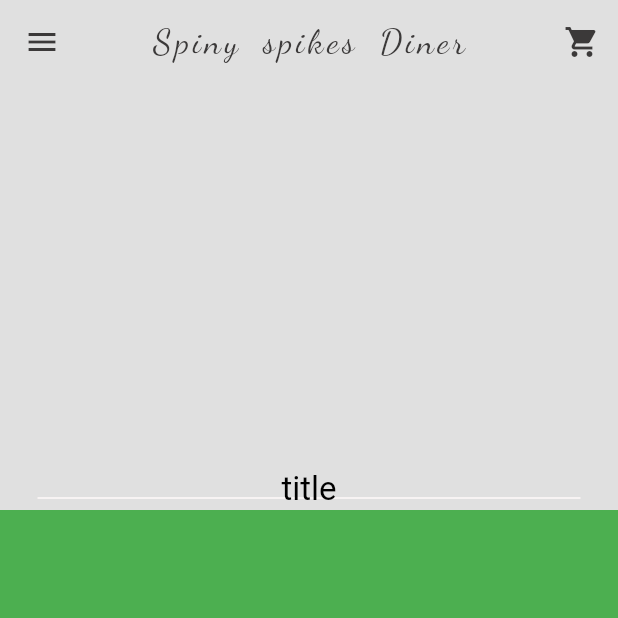
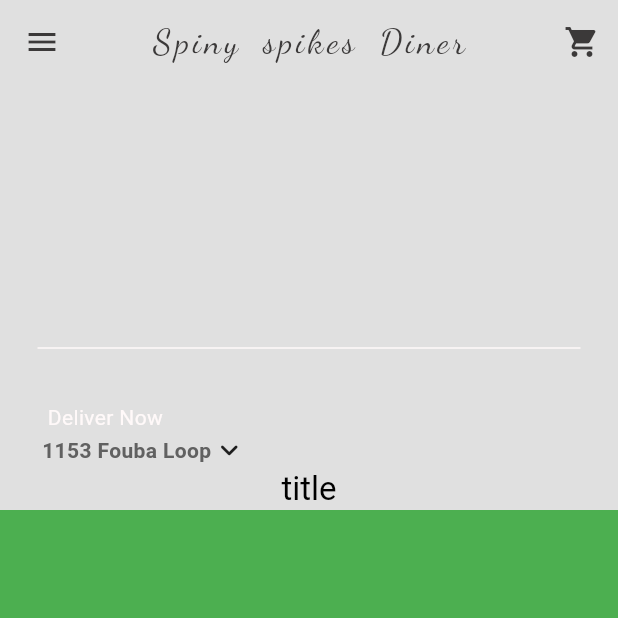
Before and after one commit to ManU4kym/sizzle-and-sauce, a Flutter app: the HomePage screen opened directly, on a phone screen of 412 x 824 dp, the top half of it. Run offline on Flutter 3.47's test engine with Material 3 defaults, Android fonts, the phone set to English and light mode, and no system bars; our stand-ins replace boxicons, google_fonts; Roboto replaces fonts that are missing (Afacad).

Commit message:
create location with input dialog  - Added a dialog in location class to prompt user for their address  - included a text field for user to input their address

```diff
--- /dev/null
+++ b/lib/components/current_location.dart
@@ -0,0 +1,49 @@
+import 'package:flutter/material.dart';
+import 'package:google_fonts/google_fonts.dart';
+
+class LocationCurrent extends StatelessWidget {
+  const LocationCurrent({super.key});
+
+  void locationSearchBox(BuildContext context) {
+    showDialog(
+        context: context,
+        builder: (context) => AlertDialog(
+              title: Text("Your Location"),
+              content: TextField(
+                decoration: const InputDecoration(hintText: "Search address"),
+              ),
+            ));
+  }
+
+  @override
+  Widget build(BuildContext context) {
+    return Padding(
+      padding: const EdgeInsets.all(28.0),
+      child: Column(
+        crossAxisAlignment: CrossAxisAlignment.start,
+        children: [
+          Text(
+            " Deliver Now ",
+            style: GoogleFonts.afacad(
+                color: Theme.of(context).colorScheme.secondary),
+          ),
+          GestureDetector(
+            onTap: () => locationSearchBox(context),
+            child: Row(
+              children: [
+                Text(
+                  "1153 Fouba Loop",
+                  style: GoogleFonts.afacad(
+                    color: Theme.of(context).colorScheme.inversePrimary,
+                    fontWeight: FontWeight.bold,
+                  ),
+                ),
+                const Icon(Icons.keyboard_arrow_down_rounded),
+              ],
+            ),
+          ),
+        ],
+      ),
+    );
+  }
+}
--- a/lib/pages/home_page.dart
+++ b/lib/pages/home_page.dart
@@ -1,4 +1,5 @@
 import 'package:flutter/material.dart';
+import 'package:pizaa/components/current_location.dart';
 import 'package:pizaa/components/my_drawer.dart';
 import 'package:pizaa/components/silver_app.dart';
 
@@ -21,6 +22,7 @@ class HomePage extends StatelessWidget {
                   endIndent: 25,
                   color: Theme.of(context).colorScheme.secondary,
                 ),
+                LocationCurrent()
               ],
             ),
           ),
```
